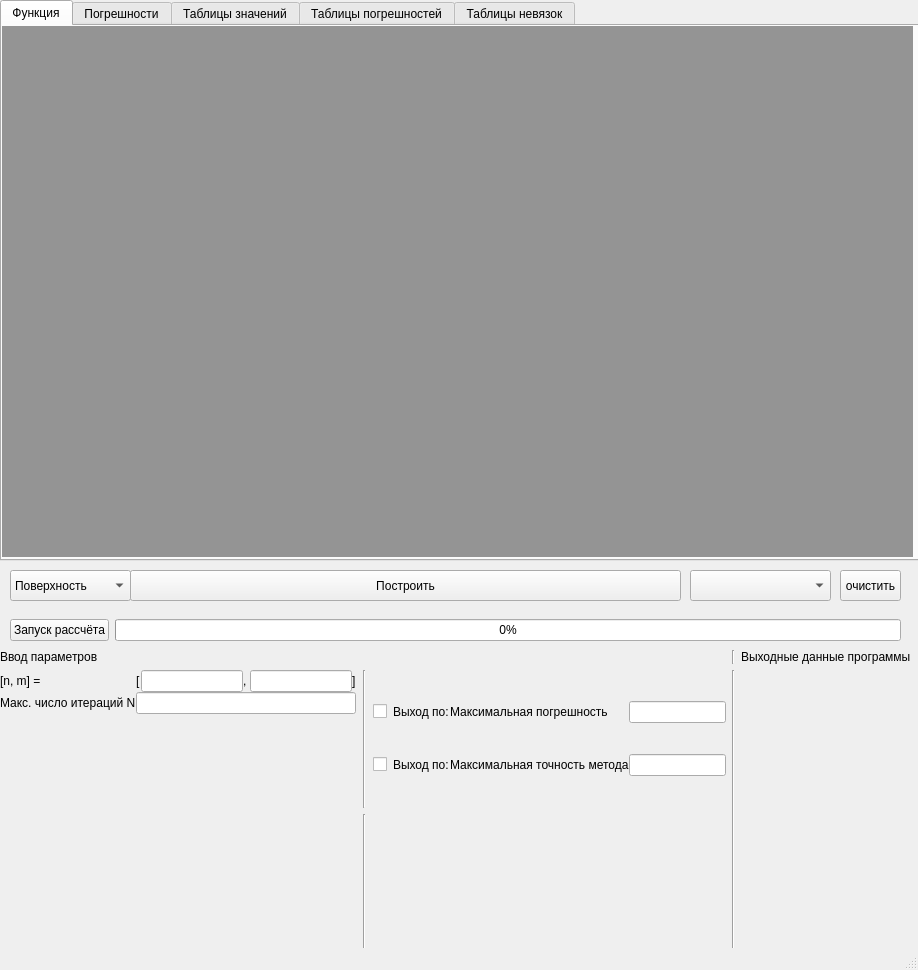
First picture: the form in UI/MainWindow.ui, repository Eisim/NM_lab_Simp_Iter_Method, before the edit.
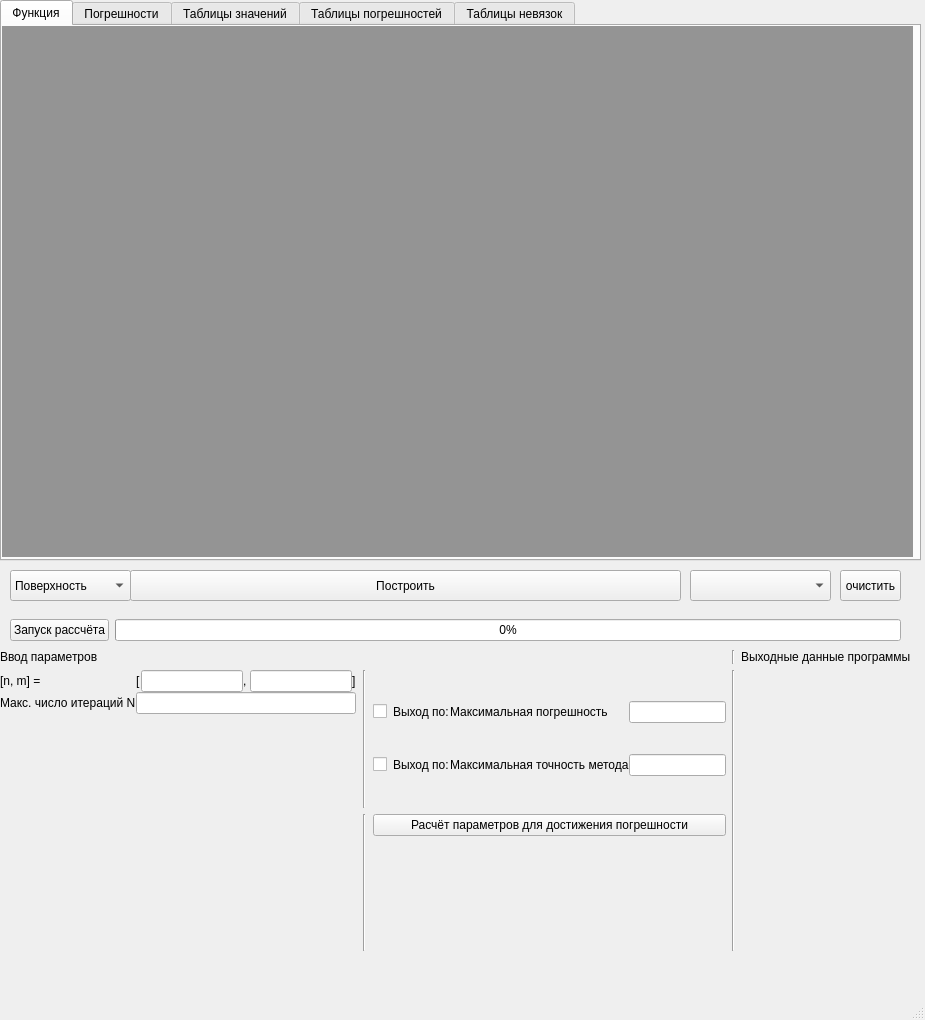
Second picture: the form after the edit.

Diff of the .ui file:
```diff
--- a/UI/MainWindow.ui
+++ b/UI/MainWindow.ui
@@ -6,8 +6,8 @@
    <rect>
     <x>0</x>
     <y>0</y>
-    <width>918</width>
-    <height>970</height>
+    <width>925</width>
+    <height>1020</height>
    </rect>
   </property>
   <property name="windowTitle">
@@ -187,7 +187,31 @@
         </spacer>
        </item>
        <item row="2" column="2">
-        <layout class="QVBoxLayout" name="extra_info_params"/>
+        <layout class="QVBoxLayout" name="extra_info_params">
+         <item>
+          <layout class="QVBoxLayout" name="params_info"/>
+         </item>
+         <item>
+          <widget class="QPushButton" name="params_button">
+           <property name="text">
+            <string>Расчёт параметров для достижения погрешности</string>
+           </property>
+          </widget>
+         </item>
+         <item>
+          <spacer name="verticalSpacer_2">
+           <property name="orientation">
+            <enum>Qt::Vertical</enum>
+           </property>
+           <property name="sizeHint" stdset="0">
+            <size>
+             <width>20</width>
+             <height>40</height>
+            </size>
+           </property>
+          </spacer>
+         </item>
+        </layout>
        </item>
        <item row="2" column="1">
         <widget class="Line" name="line_4">
```
Left out of the diff: 2 changed lines with no effect on the pictures.
